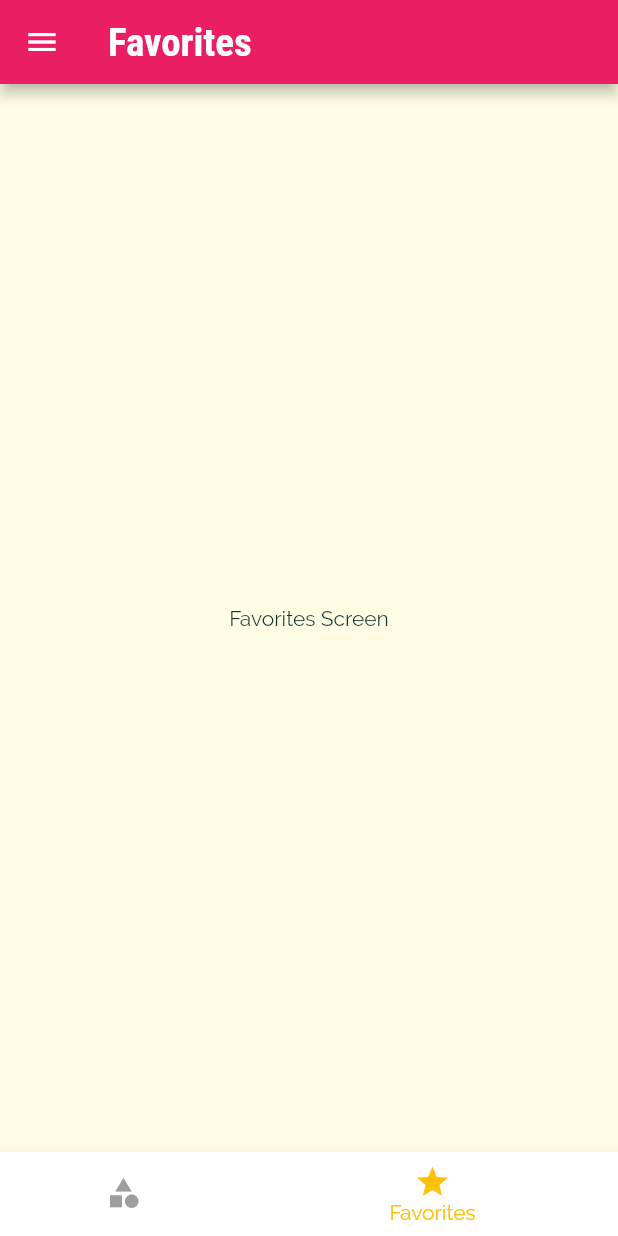
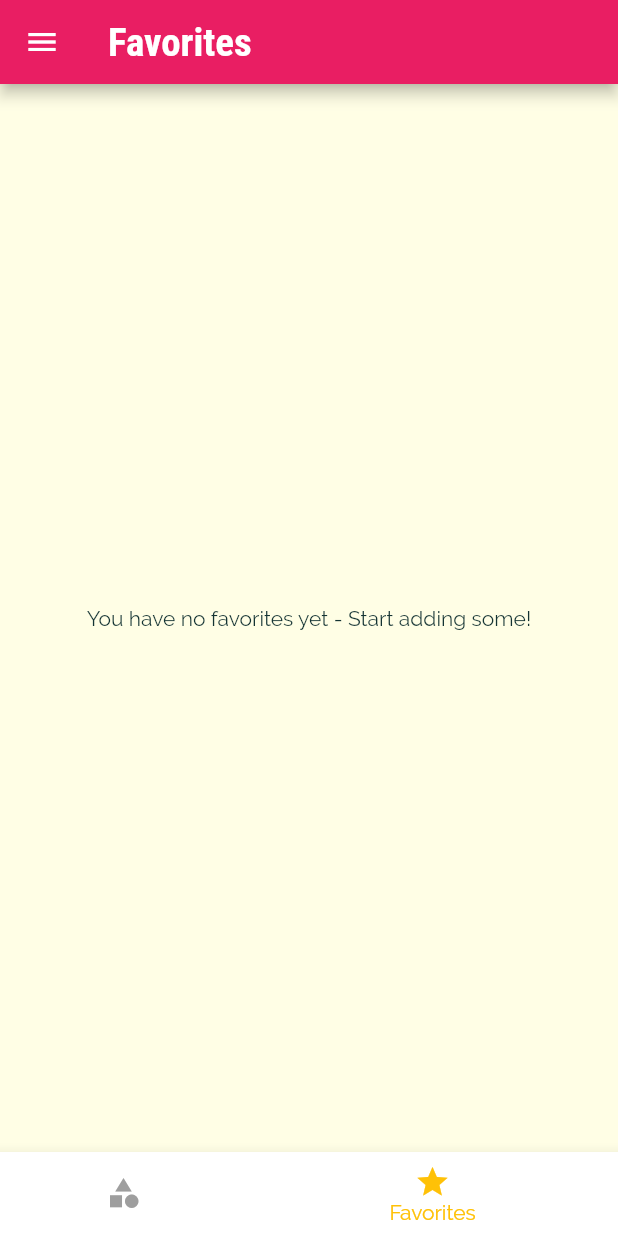
Before and after one commit to Ediyasaedi/flutter-projects, a Flutter app: the screen it shows after launch, item 2 of the bottom bar chosen, on a phone screen of 412 x 824 dp. Run offline on Flutter 3.47's test engine with Material 2 defaults, Android fonts, the phone set to English and light mode, and no system bars.

Commit message:
Add favorite meals

```diff
--- a/lib/main.dart
+++ b/lib/main.dart
@@ -28,6 +28,7 @@ class _MyAppState extends State<MyApp> {
   };
 
   List<Meal> _availableMeals = DUMMY_MEALS;
+  List<Meal> _favoriteMeals = [];
 
   void _setFilters(Map<String, bool> filterData) {
     setState(() {
@@ -49,6 +50,26 @@ class _MyAppState extends State<MyApp> {
         return true;
       }).toList();
     });
+  }
+
+  void _toggleFavorite(String mealId) {
+    final existingIndex =
+        _favoriteMeals.indexWhere((meal) => meal.id == mealId);
+    if (existingIndex >= 0) {
+      setState(() {
+        _favoriteMeals.removeAt(existingIndex);
+      });
+    } else {
+      setState(() {
+        _favoriteMeals.add(
+          DUMMY_MEALS.firstWhere((meal) => meal.id == mealId),
+        );
+      });
+    }
+  }
+
+  bool _isMealFavorite(String id) {
+    return _favoriteMeals.any((meal) => meal.id == id);
   }
 
   @override
@@ -82,10 +103,11 @@ class _MyAppState extends State<MyApp> {
               )),
       initialRoute: '/',
       routes: {
-        '/': (ctx) => TabScreen(),
+        '/': (ctx) => TabScreen(_favoriteMeals),
         CategoryMealScreen.routeName: (ctx) =>
             CategoryMealScreen(_availableMeals),
-        MealDetailScreen.routeName: (ctx) => MealDetailScreen(),
+        MealDetailScreen.routeName: (ctx) =>
+            MealDetailScreen(_toggleFavorite, _isMealFavorite),
         FiltersScreen.routeName: (ctx) => FiltersScreen(_filters, _setFilters),
       },
       // onGenerateRoute: (settings) {
--- a/lib/screens/category_meals_screen.dart
+++ b/lib/screens/category_meals_screen.dart
@@ -57,7 +57,6 @@ class _CategoryMealScreenState extends State<CategoryMealScreen> {
             duration: displayMeals[index].duration,
             complexity: displayMeals[index].complexity,
             affordability: displayMeals[index].affordability,
-            removeItem: _removeMeal,
           );
         },
         itemCount: displayMeals.length,
--- a/lib/screens/favorites_screen.dart
+++ b/lib/screens/favorites_screen.dart
@@ -1,14 +1,32 @@
 import 'package:flutter/material.dart';
+import '../models/meal.dart';
+import '../widgets/meal_item.dart';
 
 class FavoritesScreen extends StatelessWidget {
-  const FavoritesScreen({super.key});
+  final List<Meal> favoriteMeals;
+
+  FavoritesScreen(this.favoriteMeals);
 
   @override
   Widget build(BuildContext context) {
-    return Scaffold(
-      body: Center(
-        child: Text('Favorites Screen'),
-      ),
-    );
+    if (favoriteMeals.isEmpty) {
+      return Center(
+        child: Text('You have no favorites yet - Start adding some!'),
+      );
+    } else {
+      return ListView.builder(
+        itemBuilder: (ctx, index) {
+          return MealItem(
+            id: favoriteMeals[index].id,
+            title: favoriteMeals[index].title,
+            imageUrl: favoriteMeals[index].imageUrl,
+            duration: favoriteMeals[index].duration,
+            complexity: favoriteMeals[index].complexity,
+            affordability: favoriteMeals[index].affordability,
+          );
+        },
+        itemCount: favoriteMeals.length,
+      );
+    }
   }
 }
--- a/lib/screens/tabs_screen.dart
+++ b/lib/screens/tabs_screen.dart
@@ -1,11 +1,14 @@
 import 'package:flutter/material.dart';
+import '../models/meal.dart';
 import '../widgets/main_drawer.dart';
 import './favorites_screen.dart';
 import './categories_screen.dart';
 
 class TabScreen extends StatefulWidget {
-  const TabScreen({super.key});
+  final List<Meal> favoriteMeals;
   static const routeName = '/tabs-screen';
+
+  TabScreen(this.favoriteMeals);
 
   @override
   State<TabScreen> createState() => _TabScreenState();
@@ -40,12 +43,18 @@ class TabScreen extends StatefulWidget {
 // }
 
 class _TabScreenState extends State<TabScreen> {
-  final List<Map<String, Object>> _pages = [
-    {'page': CategoriesScreen(), 'title': 'Categories'},
-    {'page': FavoritesScreen(), 'title': 'Favorites'},
-  ];
+  late List<Map<String, Object>> _pages;
 
   int _selectedPageIndex = 0;
+
+  @override
+  void initState() {
+    _pages = [
+      {'page': CategoriesScreen(), 'title': 'Categories'},
+      {'page': FavoritesScreen(widget.favoriteMeals), 'title': 'Favorites'},
+    ];
+    super.initState();
+  }
 
   void _selectPage(int index) {
     setState(() {
--- a/lib/widgets/meal_item.dart
+++ b/lib/widgets/meal_item.dart
@@ -9,7 +9,6 @@ class MealItem extends StatelessWidget {
   final int duration;
   final Complexity complexity;
   final Affordability affordability;
-  final Function removeItem;
 
   MealItem({
     required this.id,
@@ -18,7 +17,6 @@ class MealItem extends StatelessWidget {
     required this.duration,
     required this.complexity,
     required this.affordability,
-    required this.removeItem,
   });
 
   String? get complexityText {
@@ -52,7 +50,7 @@ class MealItem extends StatelessWidget {
         .pushNamed(MealDetailScreen.routeName, arguments: id)
         .then((value) {
       if (value != null) {
-        removeItem(value);
+        // removeItem(value);
       }
     });
   }
```
Also changed, not shown: lib/screens/meal_detail_screen.dart (+6 -4 lines).
